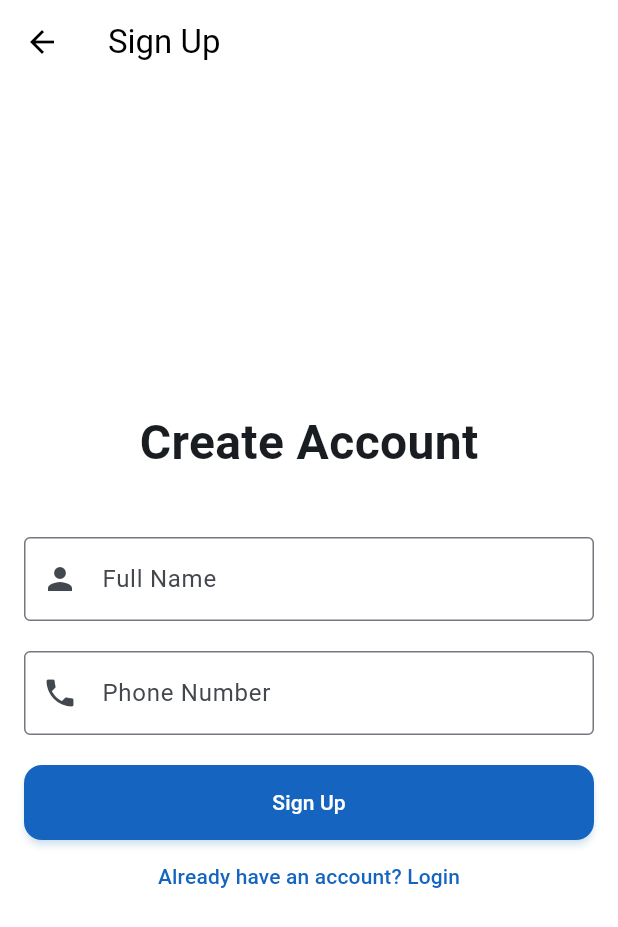
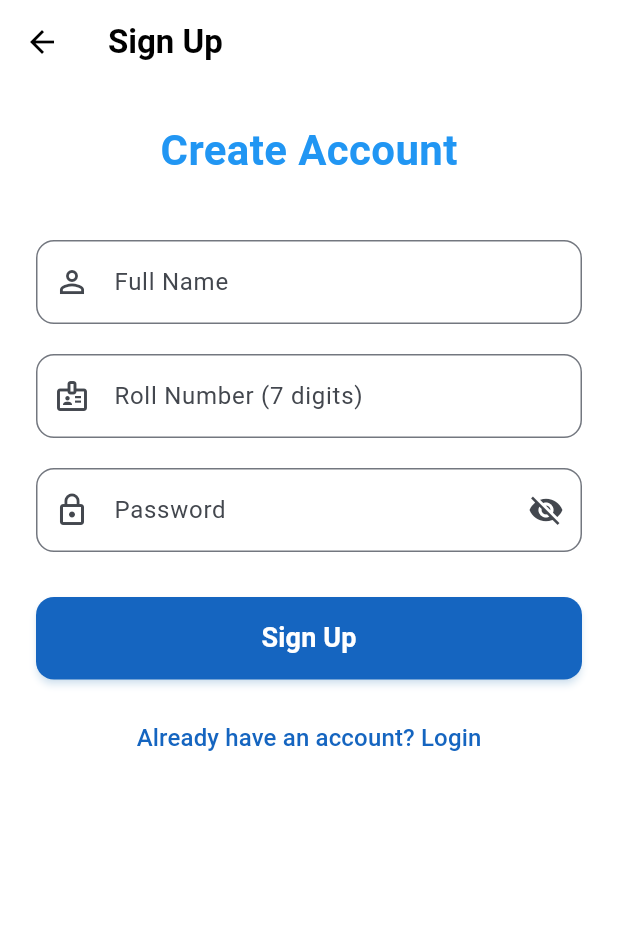
Before and after one commit to balnavroop1212/greivance_project, a Flutter app: the screen it shows after launch, after a tap on an icon or button, on a phone screen of 412 x 824 dp. Shown: the top 927 px of the screen. Run offline on Flutter 3.47's test engine with Material 3 defaults, Android fonts, the phone set to English and light mode, and no system bars; our stand-ins replace cloud_firestore, firebase_core, firebase_storage, image_picker, shared_preferences; accounts and stored records are empty.

Commit message:
improved complaint filling form

```diff
--- a/lib/auth/login_page.dart
+++ b/lib/auth/login_page.dart
@@ -13,14 +13,25 @@ class LoginPage extends StatefulWidget {
 }
 
 class _LoginPageState extends State<LoginPage> {
-  final TextEditingController _phoneController = TextEditingController();
+  final TextEditingController _rollNumberController = TextEditingController();
+  final TextEditingController _passwordController = TextEditingController();
   bool _isLoading = false;
+  bool _obscurePassword = true;
 
   void _login() async {
-    String phone = _phoneController.text.trim();
-    if (phone.length != 10 || !RegExp(r'^[0-9]+$').hasMatch(phone)) {
+    String rollNumber = _rollNumberController.text.trim();
+    String password = _passwordController.text.trim();
+
+    if (rollNumber.length != 7 || !RegExp(r'^[0-9]+$').hasMatch(rollNumber)) {
       ScaffoldMessenger.of(context).showSnackBar(
-        const SnackBar(content: Text('Please enter a valid 10-digit phone number')),
+        const SnackBar(content: Text('Please enter a valid 7-digit Roll Number')),
+      );
+      return;
+    }
+
+    if (password.isEmpty) {
+      ScaffoldMessenger.of(context).showSnackBar(
+        const SnackBar(content: Text('Please enter your password')),
       );
       return;
     }
@@ -30,23 +41,30 @@ class _LoginPageState extends State<LoginPage> {
     });
 
     try {
-      var userDoc = await FirebaseFirestore.instance.collection('users').doc(phone).get();
+      var userDoc = await FirebaseFirestore.instance.collection('users').doc(rollNumber).get();
 
       if (userDoc.exists) {
+        if (userDoc.data()?['password'] == password) {
           String name = userDoc.data()?['name'] ?? 'User';
 
-        // Save login state
           final prefs = await SharedPreferences.getInstance();
-        await prefs.setString('user_phone', phone);
+          await prefs.setString('user_id', rollNumber);
           await prefs.setString('user_name', name);
 
           if (mounted) {
             Navigator.pushReplacement(
               context,
               MaterialPageRoute(
-              builder: (context) => HomePage(userName: name, phone: phone),
+                builder: (context) => HomePage(userName: name, userId: rollNumber),
               ),
             );
+          }
+        } else {
+          if (mounted) {
+            ScaffoldMessenger.of(context).showSnackBar(
+              const SnackBar(content: Text('Incorrect password')),
+            );
+          }
         }
       } else {
         if (mounted) {
@@ -73,49 +91,65 @@ class _LoginPageState extends State<LoginPage> {
   @override
   Widget build(BuildContext context) {
     return Scaffold(
-      appBar: AppBar(title: const Text('Login')),
+      backgroundColor: Colors.white,
+      appBar: AppBar(title: const Text('Login', style: TextStyle(fontWeight: FontWeight.bold))),
       body: SingleChildScrollView(
         child: Padding(
-          padding: const EdgeInsets.all(16.0),
+          padding: const EdgeInsets.all(24.0),
           child: Column(
-            mainAxisAlignment: MainAxisAlignment.center,
             children: [
               const SizedBox(height: 40),
               Image.asset(
                 'images/logo.png',
-                height: 150,
+                height: 120,
                 errorBuilder: (context, error, stackTrace) => const Icon(Icons.business, size: 100, color: Colors.blue),
               ),
               const SizedBox(height: 20),
               const Text(
-                'Complaint Box',
-                style: TextStyle(fontSize: 32, fontWeight: FontWeight.bold),
+                'Resolve Desk',
+                style: TextStyle(fontSize: 28, fontWeight: FontWeight.bold, color: Colors.blue),
               ),
               const SizedBox(height: 40),
               TextField(
-                controller: _phoneController,
-                decoration: const InputDecoration(
-                  labelText: 'Phone Number',
-                  border: OutlineInputBorder(),
-                  prefixIcon: Icon(Icons.phone),
+                controller: _rollNumberController,
+                decoration: InputDecoration(
+                  labelText: 'Roll Number (7 digits)',
+                  border: OutlineInputBorder(borderRadius: BorderRadius.circular(12)),
+                  prefixIcon: const Icon(Icons.badge_outlined),
+                  hintText: 'e.g. 1234567',
                 ),
-                keyboardType: TextInputType.phone,
+                keyboardType: TextInputType.number,
                 inputFormatters: [
                   FilteringTextInputFormatter.digitsOnly,
-                  LengthLimitingTextInputFormatter(10),
+                  LengthLimitingTextInputFormatter(7),
                 ],
               ),
               const SizedBox(height: 20),
+              TextField(
+                controller: _passwordController,
+                obscureText: _obscurePassword,
+                decoration: InputDecoration(
+                  labelText: 'Password',
+                  border: OutlineInputBorder(borderRadius: BorderRadius.circular(12)),
+                  prefixIcon: const Icon(Icons.lock_outline),
+                  suffixIcon: IconButton(
+                    icon: Icon(_obscurePassword ? Icons.visibility_off : Icons.visibility),
+                    onPressed: () => setState(() => _obscurePassword = !_obscurePassword),
+                  ),
+                ),
+              ),
+              const SizedBox(height: 30),
               ElevatedButton(
                 onPressed: _isLoading ? null : _login,
                 style: ElevatedButton.styleFrom(
-                  minimumSize: const Size.fromHeight(50),
+                  minimumSize: const Size.fromHeight(55),
+                  shape: RoundedRectangleBorder(borderRadius: BorderRadius.circular(12)),
                 ),
                 child: _isLoading
                   ? const CircularProgressIndicator(color: Colors.white)
-                  : const Text('Login'),
+                  : const Text('Login', style: TextStyle(fontSize: 18, fontWeight: FontWeight.bold)),
               ),
-              const SizedBox(height: 10),
+              const SizedBox(height: 15),
               TextButton(
                 onPressed: () {
                   Navigator.push(
@@ -123,7 +157,7 @@ class _LoginPageState extends State<LoginPage> {
                     MaterialPageRoute(builder: (context) => const SignupPage()),
                   );
                 },
-                child: const Text('Don\'t have an account? Sign Up'),
+                child: const Text('Don\'t have an account? Sign Up', style: TextStyle(fontSize: 16)),
               ),
             ],
           ),
--- a/lib/auth/signup_page.dart
+++ b/lib/auth/signup_page.dart
@@ -1,5 +1,7 @@
 import 'package:flutter/material.dart';
+import 'package:flutter/services.dart';
 import 'package:cloud_firestore/cloud_firestore.dart';
+import 'package:shared_preferences/shared_preferences.dart';
 import '../screens/home_page.dart';
 
 class SignupPage extends StatefulWidget {
@@ -11,23 +13,33 @@ class SignupPage extends StatefulWidget {
 
 class _SignupPageState extends State<SignupPage> {
   final TextEditingController _nameController = TextEditingController();
-  final TextEditingController _phoneController = TextEditingController();
+  final TextEditingController _rollNumberController = TextEditingController();
+  final TextEditingController _passwordController = TextEditingController();
   bool _isLoading = false;
+  bool _obscurePassword = true;
 
   void _signup() async {
     String name = _nameController.text.trim();
-    String phone = _phoneController.text.trim();
+    String rollNumber = _rollNumberController.text.trim();
+    String password = _passwordController.text.trim();
 
-    if (name.isEmpty || phone.isEmpty) {
+    if (name.isEmpty || rollNumber.isEmpty || password.isEmpty) {
       ScaffoldMessenger.of(context).showSnackBar(
         const SnackBar(content: Text('Please enter all details')),
       );
       return;
     }
 
-    if (phone.length != 10) {
+    if (rollNumber.length != 7 || !RegExp(r'^[0-9]+$').hasMatch(rollNumber)) {
       ScaffoldMessenger.of(context).showSnackBar(
-        const SnackBar(content: Text('Please enter a valid 10-digit phone number')),
+        const SnackBar(content: Text('Please enter a valid 7-digit Roll Number')),
+      );
+      return;
+    }
+
+    if (password.length < 6) {
+      ScaffoldMessenger.of(context).showSnackBar(
+        const SnackBar(content: Text('Password must be at least 6 characters')),
       );
       return;
     }
@@ -38,33 +50,42 @@ class _SignupPageState extends State<SignupPage> {
 
     try {
       // Check if user already exists
-      var userDoc = await FirebaseFirestore.instance.collection('users').doc(phone).get();
+      var userDoc = await FirebaseFirestore.instance.collection('users').doc(rollNumber).get();
 
       if (userDoc.exists) {
+        if (mounted) {
           ScaffoldMessenger.of(context).showSnackBar(
-          const SnackBar(content: Text('User already exists with this phone number')),
+            const SnackBar(content: Text('User already exists with this Roll Number')),
           );
+        }
       } else {
         // Create new user
-        await FirebaseFirestore.instance.collection('users').doc(phone).set({
+        await FirebaseFirestore.instance.collection('users').doc(rollNumber).set({
           'name': name,
-          'phone': phone,
+          'rollNumber': rollNumber,
+          'password': password,
           'createdAt': FieldValue.serverTimestamp(),
         });
+
+        final prefs = await SharedPreferences.getInstance();
+        await prefs.setString('user_id', rollNumber);
+        await prefs.setString('user_name', name);
 
         if (mounted) {
           Navigator.pushReplacement(
             context,
             MaterialPageRoute(
-              builder: (context) => HomePage(userName: name, phone: phone),
+              builder: (context) => HomePage(userName: name, userId: rollNumber),
             ),
           );
         }
       }
     } catch (e) {
+      if (mounted) {
         ScaffoldMessenger.of(context).showSnackBar(
           SnackBar(content: Text('Error: ${e.toString()}')),
         );
+      }
     } finally {
       if (mounted) {
         setState(() {
@@ -77,52 +98,74 @@ class _SignupPageState extends State<SignupPage> {
   @override
   Widget build(BuildContext context) {
     return Scaffold(
-      appBar: AppBar(title: const Text('Sign Up')),
-      body: Padding(
-        padding: const EdgeInsets.all(16.0),
+      backgroundColor: Colors.white,
+      appBar: AppBar(title: const Text('Sign Up', style: TextStyle(fontWeight: FontWeight.bold))),
+      body: SingleChildScrollView(
+        child: Padding(
+          padding: const EdgeInsets.all(24.0),
           child: Column(
-          mainAxisAlignment: MainAxisAlignment.center,
             children: [
               const Text(
                 'Create Account',
-              style: TextStyle(fontSize: 32, fontWeight: FontWeight.bold),
+                style: TextStyle(fontSize: 28, fontWeight: FontWeight.bold, color: Colors.blue),
               ),
               const SizedBox(height: 40),
               TextField(
                 controller: _nameController,
-              decoration: const InputDecoration(
+                decoration: InputDecoration(
                   labelText: 'Full Name',
-                border: OutlineInputBorder(),
-                prefixIcon: Icon(Icons.person),
+                  border: OutlineInputBorder(borderRadius: BorderRadius.circular(12)),
+                  prefixIcon: const Icon(Icons.person_outline),
                 ),
               ),
               const SizedBox(height: 20),
               TextField(
-              controller: _phoneController,
-              decoration: const InputDecoration(
-                labelText: 'Phone Number',
-                border: OutlineInputBorder(),
-                prefixIcon: Icon(Icons.phone),
+                controller: _rollNumberController,
+                decoration: InputDecoration(
+                  labelText: 'Roll Number (7 digits)',
+                  border: OutlineInputBorder(borderRadius: BorderRadius.circular(12)),
+                  prefixIcon: const Icon(Icons.badge_outlined),
                 ),
-              keyboardType: TextInputType.phone,
+                keyboardType: TextInputType.number,
+                inputFormatters: [
+                  FilteringTextInputFormatter.digitsOnly,
+                  LengthLimitingTextInputFormatter(7),
+                ],
               ),
               const SizedBox(height: 20),
+              TextField(
+                controller: _passwordController,
+                obscureText: _obscurePassword,
+                decoration: InputDecoration(
+                  labelText: 'Password',
+                  border: OutlineInputBorder(borderRadius: BorderRadius.circular(12)),
+                  prefixIcon: const Icon(Icons.lock_outline),
+                  suffixIcon: IconButton(
+                    icon: Icon(_obscurePassword ? Icons.visibility_off : Icons.visibility),
+                    onPressed: () => setState(() => _obscurePassword = !_obscurePassword),
+                  ),
+                ),
+              ),
+              const SizedBox(height: 30),
               ElevatedButton(
                 onPressed: _isLoading ? null : _signup,
                 style: ElevatedButton.styleFrom(
-                minimumSize: const Size.fromHeight(50),
+                  minimumSize: const Size.fromHeight(55),
+                  shape: RoundedRectangleBorder(borderRadius: BorderRadius.circular(12)),
                 ),
                 child: _isLoading
                   ? const CircularProgressIndicator(color: Colors.white)
-                : const Text('Sign Up'),
+                  : const Text('Sign Up', style: TextStyle(fontSize: 18, fontWeight: FontWeight.bold)),
               ),
+              const SizedBox(height: 15),
               TextButton(
                 onPressed: () {
                   Navigator.pop(context);
                 },
-              child: const Text('Already have an account? Login'),
+                child: const Text('Already have an account? Login', style: TextStyle(fontSize: 16)),
               ),
             ],
+          ),
         ),
       ),
     );
--- a/lib/main.dart
+++ b/lib/main.dart
@@ -13,12 +13,12 @@ void main() async {
 
   // Check if user is already logged in
   final prefs = await SharedPreferences.getInstance();
-  final String? phone = prefs.getString('user_phone');
+  final String? userId = prefs.getString('user_id');
   final String? userName = prefs.getString('user_name');
 
   runApp(MyApp(
-    initialHome: (phone != null && userName != null)
-        ? HomePage(phone: phone, userName: userName)
+    initialHome: (userId != null && userName != null)
+        ? HomePage(userId: userId, userName: userName)
         : const LoginPage(),
   ));
 }
--- a/lib/screens/home_page.dart
+++ b/lib/screens/home_page.dart
@@ -6,9 +6,9 @@ import 'suggestions_page.dart';
 
 class HomePage extends StatelessWidget {
   final String userName;
-  final String phone;
+  final String userId;
 
-  const HomePage({super.key, this.userName = 'User', this.phone = ''});
+  const HomePage({super.key, this.userName = 'User', this.userId = ''});
 
   @override
   Widget build(BuildContext context) {
@@ -25,7 +25,7 @@ class HomePage extends StatelessWidget {
               Navigator.push(
                 context,
                 MaterialPageRoute(
-                  builder: (context) => ProfileScreen(userName: userName, phone: phone),
+                  builder: (context) => ProfileScreen(userName: userName, userId: userId),
                 ),
               );
             },
@@ -81,7 +81,7 @@ class HomePage extends StatelessWidget {
                             ),
                           ),
                           Text(
-                            '+91 $phone',
+                            'Roll No: $userId',
                             style: const TextStyle(color: Colors.white70, fontSize: 16),
                           ),
                         ],
@@ -100,7 +100,7 @@ class HomePage extends StatelessWidget {
                 onTap: () {
                   Navigator.push(
                     context,
-                    MaterialPageRoute(builder: (context) => ComplaintScreen(phone: phone)),
+                    MaterialPageRoute(builder: (context) => ComplaintScreen(userId: userId)),
                   );
                 },
               ),
@@ -113,7 +113,7 @@ class HomePage extends StatelessWidget {
                 onTap: () {
                   Navigator.push(
                     context,
-                    MaterialPageRoute(builder: (context) => HistoryScreen(phone: phone)),
+                    MaterialPageRoute(builder: (context) => HistoryScreen(userId: userId)),
                   );
                 },
               ),
@@ -126,7 +126,7 @@ class HomePage extends StatelessWidget {
                 onTap: () {
                   Navigator.push(
                     context,
-                    MaterialPageRoute(builder: (context) => SuggestionsPage(phone: phone)),
+                    MaterialPageRoute(builder: (context) => SuggestionsPage(userId: userId)),
                   );
                 },
               ),
--- a/lib/screens/suggestions_page.dart
+++ b/lib/screens/suggestions_page.dart
@@ -2,8 +2,8 @@ import 'package:flutter/material.dart';
 import 'package:cloud_firestore/cloud_firestore.dart';
 
 class SuggestionsPage extends StatefulWidget {
-  final String phone;
-  const SuggestionsPage({super.key, required this.phone});
+  final String userId;
+  const SuggestionsPage({super.key, required this.userId});
 
   @override
   State<SuggestionsPage> createState() => _SuggestionsPageState();
@@ -29,7 +29,7 @@ class _SuggestionsPageState extends State<SuggestionsPage> {
 
     try {
       await FirebaseFirestore.instance.collection('suggestions').add({
-        'userId': widget.phone,
+        'userId': widget.userId,
         'feedback': _feedbackController.text.trim(),
         'timestamp': FieldValue.serverTimestamp(),
       });
```
Also changed, not shown: lib/screens/complaint.dart (+24 -43 lines), lib/screens/history.dart (+7 -7 lines), lib/screens/profile.dart (+59 -23 lines), pubspec.lock, 1 other file. Lines whose indentation alone changed are shown as unchanged.
